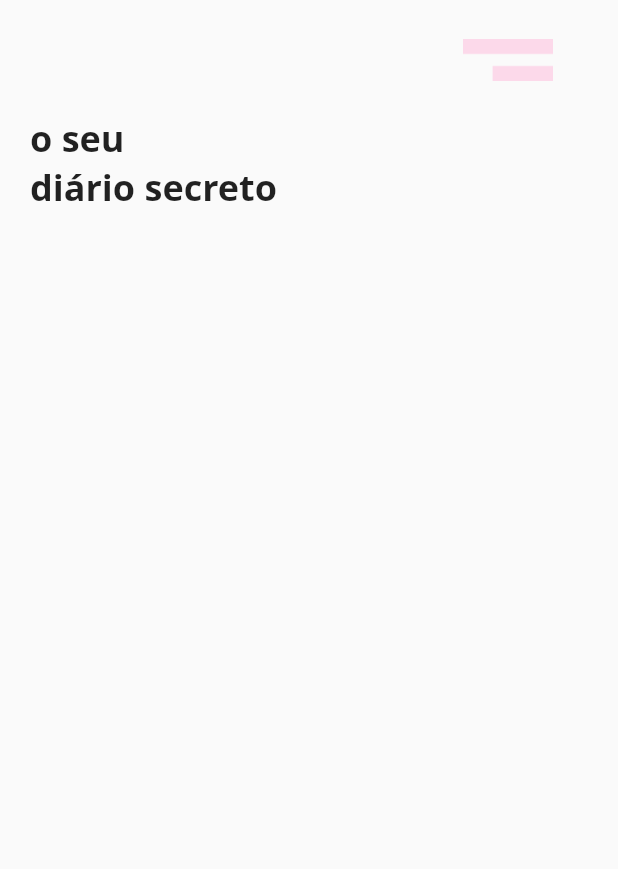
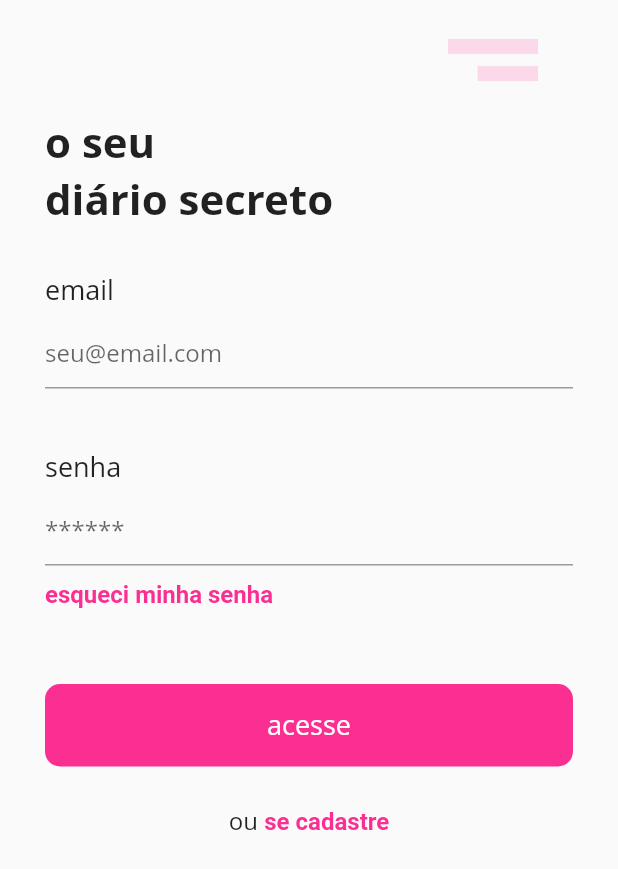
Before and after one commit to MiniMarvin/private-notes, a Flutter app: the screen it shows after launch, on a phone screen of 412 x 824 dp. Shown: the top 869 px of the screen. Run offline on Flutter 3.47's test engine with Material 2 defaults, Android fonts, the light colour scheme and no system bars; Roboto replaces fonts that are missing (Open Sans).

Commit message:
feat: Tela de login
A tela inicial de Login está
com a UI implementada e a forma
de exibição de acordo com o design
previamente definido, só com o
login por email.

```diff
--- a/lib/components/base_login_screen.dart
+++ b/lib/components/base_login_screen.dart
@@ -13,7 +13,7 @@ class BaseLoginScreen extends StatelessWidget {
   Widget build(BuildContext context) {
     return Scaffold(
       body: Padding(
-        padding: EdgeInsets.symmetric(horizontal: 20, vertical: 15),
+        padding: EdgeInsets.symmetric(horizontal: 30, vertical: 15),
         child: ListView(
           children: <Widget>[
             Container(
--- a/lib/main.dart
+++ b/lib/main.dart
@@ -31,24 +31,24 @@ class MyApp extends StatelessWidget {
             fontFamily: 'Open Sans',
           ),
           headline6: TextStyle(
-            fontSize: 24.0,
+            fontSize: 28.0,
             fontWeight: FontWeight.bold,
             fontFamily: 'Open Sans',
           ),
-          bodyText2: TextStyle(fontSize: 14.0, fontFamily: 'Open Sans'),
+          bodyText1: TextStyle(fontSize: 18.0, fontFamily: 'Open Sans'),
+          bodyText2: TextStyle(fontSize: 16.0, fontFamily: 'Open Sans'),
           button: TextStyle(
-            fontFamily: 'Open Sans',
-            color: Colors.white,
-          ),
+              fontFamily: 'Open Sans', color: Colors.white, fontSize: 18),
         ),
         buttonColor: Color.fromRGBO(0xfb, 0x2f, 0x91, 1),
         buttonTheme: ButtonThemeData(
-            buttonColor: Color.fromRGBO(0xfb, 0x2f, 0x91, 1),
-            padding: EdgeInsets.all(15),
-            shape: RoundedRectangleBorder(
-              borderRadius: BorderRadius.circular(10),
-            ),
-            textTheme: ButtonTextTheme.primary),
+          buttonColor: Color.fromRGBO(0xfb, 0x2f, 0x91, 1),
+          padding: EdgeInsets.all(15),
+          shape: RoundedRectangleBorder(
+            borderRadius: BorderRadius.circular(10),
+          ),
+          textTheme: ButtonTextTheme.primary,
+        ),
       ),
       // home: MyHomePage(title: 'Flutter Demo Home Page'),
       home: LoginPage(),
--- a/lib/screens/login_page.dart
+++ b/lib/screens/login_page.dart
@@ -1,5 +1,6 @@
 import 'package:flutter/material.dart';
 import 'package:private_notes/components/base_login_screen.dart';
+import 'package:private_notes/components/buttons/custom_text_button.dart';
 
 class LoginPage extends StatefulWidget {
   @override
@@ -7,8 +8,118 @@ class LoginPage extends StatefulWidget {
 }
 
 class _LoginPageState extends State<LoginPage> {
+  final _formKey = GlobalKey<FormState>();
+
+  void _esqueciMinhaSenha() {}
+
+  void _acesse() {}
+
+  void seCadastre() {}
+
   @override
   Widget build(BuildContext context) {
-    return BaseLoginScreen(child: Container(), title: 'o seu\ndiário secreto');
+    return GestureDetector(
+      onTap: () {
+        debugPrint('tap');
+        FocusScope.of(context).unfocus();
+      },
+      child: BaseLoginScreen(
+        child: Form(
+          key: _formKey,
+          child: Column(
+            children: <Widget>[
+              Padding(
+                padding: EdgeInsets.only(top: 20, bottom: 5),
+                child: Row(
+                  children: [
+                    Text(
+                      'email',
+                      style: Theme.of(context).textTheme.bodyText1,
+                    ),
+                  ],
+                  mainAxisAlignment: MainAxisAlignment.start,
+                ),
+              ),
+              TextFormField(
+                decoration: const InputDecoration(
+                  hintText: 'seu@email.com',
+                ),
+                validator: (value) {
+                  var regex = RegExp(
+                    r"^[a-zA-Z0-9.!#$%&'*+/=?^_`{|}~-]+@[a-zA-Z0-9](?:[a-zA-Z0-9-]{0,253}[a-zA-Z0-9])?(?:\.[a-zA-Z0-9](?:[a-zA-Z0-9-]{0,253}[a-zA-Z0-9])?)*$",
+                  );
+                  final v = regex.allMatches(value).isEmpty;
+                  debugPrint(v.toString());
+                  if (regex.allMatches(value).isEmpty) {
+                    return 'email inválido';
+                  }
+                  return null;
+                },
+              ),
+              Padding(
+                padding: EdgeInsets.only(top: 40, bottom: 5),
+                child: Row(
+                  children: [
+                    Text(
+                      'senha',
+                      style: Theme.of(context).textTheme.bodyText1,
+                    ),
+                  ],
+                  mainAxisAlignment: MainAxisAlignment.start,
+                ),
+              ),
+              TextFormField(
+                decoration: const InputDecoration(
+                  hintText: '******',
+                ),
+                validator: (value) {
+                  if (value.length < 6) {
+                    return 'A senha precisa de pelo menos 6 caracteres';
+                  }
+                  return null;
+                },
+              ),
+              Padding(
+                padding: EdgeInsets.symmetric(vertical: 10),
+                child: Row(
+                  children: [
+                    CustomTextButton(
+                      action: _esqueciMinhaSenha,
+                      actionText: 'esqueci minha senha',
+                    ),
+                  ],
+                  mainAxisAlignment: MainAxisAlignment.start,
+                ),
+              ),
+              Padding(
+                padding: EdgeInsets.only(top: 40, bottom: 10),
+                child: SizedBox(
+                  width: double.infinity,
+                  child: RaisedButton(
+                    onPressed: _acesse,
+                    child: Text('acesse'),
+                    elevation: 0,
+                  ),
+                ),
+              ),
+              Padding(
+                padding: EdgeInsets.symmetric(vertical: 15),
+                child: Row(
+                  children: [
+                    CustomTextButton(
+                      action: _esqueciMinhaSenha,
+                      actionText: 'se cadastre',
+                      leftText: 'ou ',
+                    ),
+                  ],
+                  mainAxisAlignment: MainAxisAlignment.center,
+                ),
+              ),
+            ],
+          ),
+        ),
+        title: 'o seu\ndiário secreto',
+      ),
+    );
   }
 }
```
